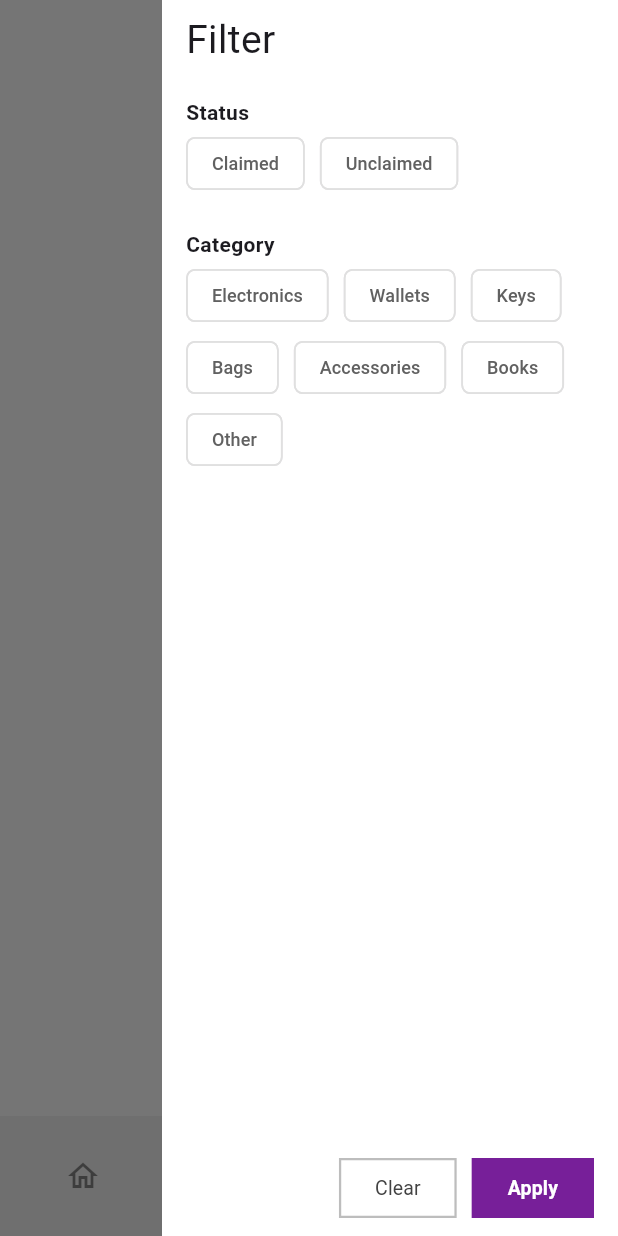
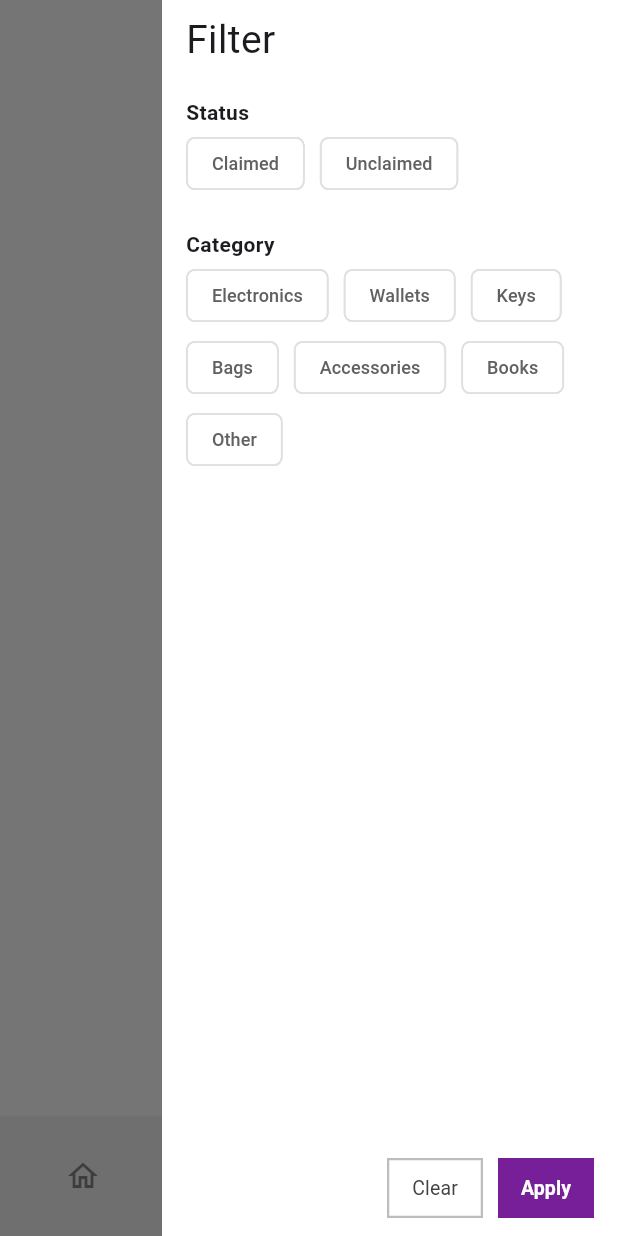
Before and after one commit to ZainabJameel300/UniFind, a Flutter app: the screen it shows once a user with an empty profile is signed in, item 2 of the bottom bar chosen, with the side drawer open, on a phone screen of 412 x 824 dp. Run offline on Flutter 3.47's test engine with Material 3 defaults, Android fonts, the phone set to English and light mode, and no system bars; our stand-ins replace cloud_firestore, firebase_auth, firebase_core; accounts and stored records are empty.

Commit message:
fix drawer design

```diff
--- a/lib/Components/filters_drawer.dart
+++ b/lib/Components/filters_drawer.dart
@@ -1,4 +1,3 @@
-import 'package:flutter/foundation.dart';
 import 'package:flutter/material.dart';
 import 'package:provider/provider.dart';
 import 'package:unifind/Components/my_filter_chip.dart';
--- a/lib/Components/my_drawer_button.dart
+++ b/lib/Components/my_drawer_button.dart
@@ -16,6 +16,7 @@ class MyDrawerButton extends StatelessWidget {
     return OutlinedButton(
       onPressed: onTap,
       style: OutlinedButton.styleFrom(
+        padding: const EdgeInsets.symmetric(horizontal: 12, vertical: 8),
         side: secondery
             ? BorderSide(color: Colors.grey.shade400, width: 1.5)
             : BorderSide.none,
```
